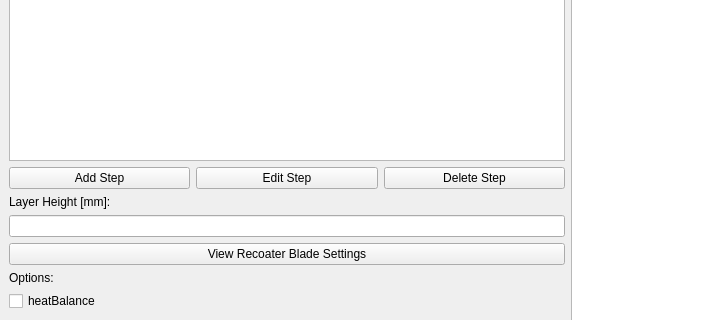
Old version of the form v0_yeahobpuknowme.ui in the repository TKAles/OBPYeahUKnowMe; both pictures show x 0 to 716 and y 301 to 621 of the 1135 by 749 pixel window.
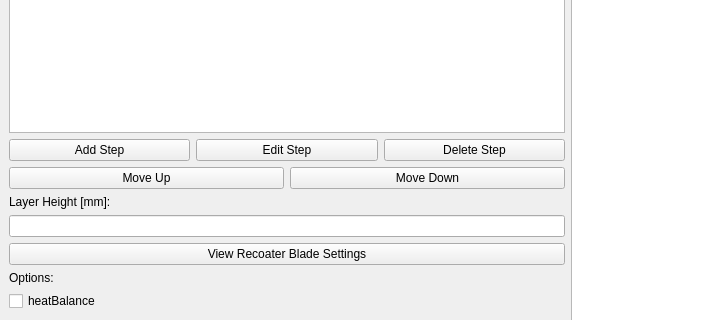
New version of the form.

Commit message:
Refactor UI elements from Python to .ui file (#2)
- Moved Move Up/Down button definitions from programmatic code to .ui file
- Fixed all widget object names in .ui file to match Python code expectations
- Removed add_move_buttons() and fix_layout_proportions() methods
- Added __main__.py from commit aa83445 as base implementation

This refactoring makes the UI layout easier to maintain and fixes layout
issues by defining UI elements in Qt Designer instead of creating them
programmatically.

Patch:
```diff
--- a/v0_yeahobpuknowme.ui
+++ b/v0_yeahobpuknowme.ui
@@ -98,6 +98,24 @@
           </item>
          </layout>
         </item>
+        <item>
+         <layout class="QHBoxLayout" name="horizontalLayout_4">
+          <item>
+           <widget class="QPushButton" name="btn_move_up">
+            <property name="text">
+             <string>Move Up</string>
+            </property>
+           </widget>
+          </item>
+          <item>
+           <widget class="QPushButton" name="btn_move_down">
+            <property name="text">
+             <string>Move Down</string>
+            </property>
+           </widget>
+          </item>
+         </layout>
+        </item>
         <item>
          <widget class="QLabel" name="label_6">
           <property name="text">
```
The commit also changes 1 other file.
